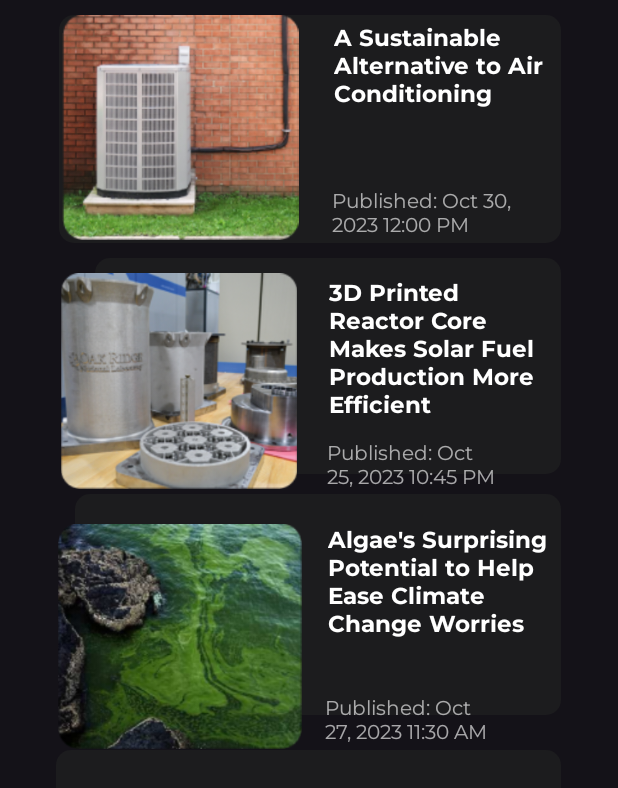
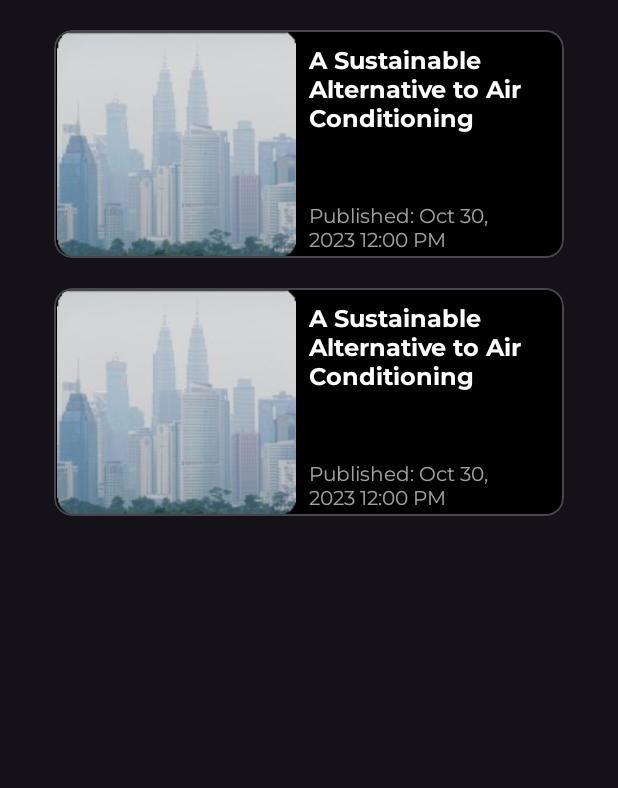
Before and after one commit to gitrhs/AirMY, an Android app: the fragment NewsPage2Fragment shown on its own in the app's theme, on a phone screen of 412 x 824 dp. Shown: the top 788 px of the screen. Run offline under Robolectric (Android 15) with nearby library versions, the phone set to English and light mode, and no system bars; network calls fail.

Commit message:
fixed news UI

```diff
--- a/app/src/main/java/Fragments/NewsPage2Fragment.java
+++ b/app/src/main/java/Fragments/NewsPage2Fragment.java
@@ -1,28 +1,20 @@
 package Fragments;
 
 import android.os.Bundle;
-
 import androidx.fragment.app.Fragment;
-
 import android.view.LayoutInflater;
 import android.view.View;
 import android.view.ViewGroup;
-
 import com.example.airmy.R;
-
-/**
- * A simple {@link Fragment} subclass.
- * Use the {@link NewsPage2Fragment#newInstance} factory method to
- * create an instance of this fragment.
- */
+import com.google.android.material.card.MaterialCardView;
+import android.app.AlertDialog;
+import android.content.DialogInterface;
+import com.example.airmy.CustomPopupDialog;
 public class NewsPage2Fragment extends Fragment {
 
-    // TODO: Rename parameter arguments, choose names that match
-    // the fragment initialization parameters, e.g. ARG_ITEM_NUMBER
     private static final String ARG_PARAM1 = "param1";
     private static final String ARG_PARAM2 = "param2";
 
-    // TODO: Rename and change types of parameters
     private String mParam1;
     private String mParam2;
 
@@ -30,14 +22,6 @@ public class NewsPage2Fragment extends Fragment {
         // Required empty public constructor
     }
 
-    /**
-     * Use this factory method to create a new instance of
-     * this fragment using the provided parameters.
-     *
-     * @param param1 Parameter 1.
-     * @param param2 Parameter 2.
-     * @return A new instance of fragment NewsPage2Fragment.
-     */
     // TODO: Rename and change types and number of parameters
     public static NewsPage2Fragment newInstance(String param1, String param2) {
         NewsPage2Fragment fragment = new NewsPage2Fragment();
@@ -51,6 +35,7 @@ public class NewsPage2Fragment extends Fragment {
     @Override
     public void onCreate(Bundle savedInstanceState) {
         super.onCreate(savedInstanceState);
+
         if (getArguments() != null) {
             mParam1 = getArguments().getString(ARG_PARAM1);
             mParam2 = getArguments().getString(ARG_PARAM2);
@@ -61,6 +46,35 @@ public class NewsPage2Fragment extends Fragment {
     public View onCreateView(LayoutInflater inflater, ViewGroup container,
                              Bundle savedInstanceState) {
         // Inflate the layout for this fragment
-        return inflater.inflate(R.layout.fragment_news_page2, container, false);
+        View view = inflater.inflate(R.layout.fragment_news_page2, container, false);
+
+        // Find the MaterialCardViews by ID
+        MaterialCardView cardView1 = view.findViewById(R.id.view_news1);
+        MaterialCardView cardView2 = view.findViewById(R.id.view_news2);
+
+        // Set click listeners for the MaterialCardViews
+        cardView1.setOnClickListener(new View.OnClickListener() {
+            @Override
+            public void onClick(View v) {
+                // Show the modal popup with content for news 1
+                showPopup("A Suistainable Alternative to Air Conditioning");
+            }
+        });
+
+        cardView2.setOnClickListener(new View.OnClickListener() {
+            @Override
+            public void onClick(View v) {
+                // Show the modal popup with content for news 2
+                showPopup("This is news 2");
+            }
+        });
+
+        return view;
+    }
+
+    private void showPopup(String title) {
+        CustomPopupDialog customPopupDialog = new CustomPopupDialog(requireContext());
+        customPopupDialog.setTitle(title); // Set the dynamic content
+        customPopupDialog.show();
     }
 }
--- a/app/src/main/res/layout/fragment_news_page2.xml
+++ b/app/src/main/res/layout/fragment_news_page2.xml
@@ -8,289 +8,132 @@
     <FrameLayout
         android:layout_width="match_parent"
         android:layout_height="match_parent"
-        tools:context="Fragments.NewsPage2Fragment">
+        tools:context="Fragments.NewsPage1Fragment">
 
-    <RelativeLayout
+        <LinearLayout
             android:layout_width="match_parent"
-        android:layout_height="match_parent">
+            android:layout_height="match_parent"
+            android:orientation="vertical">
 
-<!--    <ImageView-->
-<!--        android:id="@+id/iv_user_profile2"-->
-<!--        android:layout_width="41dp"-->
-<!--        android:layout_height="38dp"-->
-<!--        android:layout_alignParentEnd="true"-->
-<!--        android:layout_alignParentBottom="true"-->
-<!--        android:layout_marginEnd="55dp"-->
-<!--        android:layout_marginBottom="12dp"-->
-<!--        app:srcCompat="@drawable/ic_user_profile" />-->
-
-<!--    <View-->
-<!--        android:id="@+id/view_latest"-->
-<!--        android:layout_width="142dp"-->
-<!--        android:layout_height="27dp"-->
-<!--        android:layout_alignParentTop="true"-->
-<!--        android:layout_alignParentEnd="true"-->
-<!--        android:layout_marginTop="99dp"-->
-<!--        android:layout_marginEnd="198dp"-->
-<!--        android:background="@drawable/bg_latest_dark" />-->
-
-<!--    <View-->
-<!--        android:id="@+id/view_topthisweek"-->
-<!--        android:layout_width="142dp"-->
-<!--        android:layout_height="27dp"-->
-<!--        android:layout_alignParentTop="true"-->
-<!--        android:layout_alignParentEnd="true"-->
-<!--        android:layout_marginTop="99dp"-->
-<!--        android:layout_marginEnd="56dp"-->
-<!--        android:background="@drawable/bg_topthisweek_light"></View>-->
-
-<!--    <TextView-->
-<!--        android:id="@+id/tv_news"-->
-<!--        android:layout_width="wrap_content"-->
-<!--        android:layout_height="wrap_content"-->
-<!--        android:layout_alignParentStart="true"-->
-<!--        android:layout_alignParentTop="true"-->
-<!--        android:layout_alignParentEnd="true"-->
-<!--        android:layout_marginStart="157dp"-->
-<!--        android:layout_marginTop="30dp"-->
-<!--        android:layout_marginEnd="150dp"-->
-<!--        android:fontFamily="@font/montserrat_bold"-->
-<!--        android:text="News"-->
-<!--        android:textColor="#FFFFFF"-->
-<!--        android:textSize="34sp"-->
-<!--        android:textStyle="bold" />-->
-
-<!--    <TextView-->
-<!--        android:id="@+id/tv_topthisweek"-->
-<!--        android:layout_width="wrap_content"-->
-<!--        android:layout_height="wrap_content"-->
-<!--        android:layout_alignParentTop="true"-->
-<!--        android:layout_alignParentEnd="true"-->
-<!--        android:layout_marginTop="101dp"-->
-<!--        android:layout_marginEnd="70dp"-->
-<!--        android:fontFamily="@font/montserrat"-->
-<!--        android:text="TOP THIS WEEK"-->
-<!--        android:textColor="#FFFFFF" />-->
-
-<!--    <TextView-->
-<!--        android:id="@+id/tv_latest"-->
-<!--        android:layout_width="wrap_content"-->
-<!--        android:layout_height="wrap_content"-->
-<!--        android:layout_alignParentTop="true"-->
-<!--        android:layout_alignParentEnd="true"-->
-<!--        android:layout_marginTop="101dp"-->
-<!--        android:layout_marginEnd="241dp"-->
-<!--        android:fontFamily="@font/montserrat"-->
-<!--        android:text="LATEST"-->
-<!--        android:textColor="#FFFFFF" />-->
-
-    <View
+            <com.google.android.material.card.MaterialCardView
                 android:id="@+id/view_news1"
                 android:layout_width="340dp"
                 android:layout_height="152dp"
+                android:layout_gravity="center"
+                android:layout_marginTop="20dp"
+                app:cardBackgroundColor="@color/black">
+                <ImageView
+                    android:id="@+id/iv_news1"
+                    android:layout_width="163dp"
+                    android:layout_height="match_parent"
                     android:layout_alignParentStart="true"
                     android:layout_alignParentTop="true"
-        android:layout_alignParentEnd="true"
-        android:layout_marginStart="39dp"
-        android:layout_marginEnd="38dp"
+                    app:srcCompat="@drawable/news1_pic" />
+                <TextView
+                    android:id="@+id/tv_news1_title"
+                    android:layout_width="165dp"
+                    android:layout_height="wrap_content"
+                    android:layout_alignParentTop="true"
+                    android:layout_marginLeft="170dp"
                     android:layout_marginTop="10dp"
-        android:background="@drawable/bg_firstnews" />
-
+                    android:fontFamily="@font/montserrat_bold"
+                    android:text="A Sustainable Alternative to Air Conditioning"
+                    android:textColor="#FFFFFF"
+                    android:textSize="16sp"
+                    android:textStyle="bold"/>
                 <TextView
                     android:id="@+id/tv_news1_publish"
                     android:layout_width="119dp"
                     android:layout_height="wrap_content"
                     android:layout_alignParentTop="true"
-            android:layout_marginStart="16dp"
-            android:layout_marginTop="125dp"
+                    android:layout_marginStart="170dp"
+                    android:layout_marginTop="115dp"
                     android:layout_toEndOf="@+id/imageView2"
                     android:fontFamily="@font/montserrat"
                     android:text="Published: Oct 30, 2023 12:00 PM"
+                    android:textColor="#A1FFFFFF"
+                    android:textSize="13sp" />
+            </com.google.android.material.card.MaterialCardView>
+            <com.google.android.material.card.MaterialCardView
+                android:id="@+id/view_news2"
+                android:layout_width="340dp"
+                android:layout_height="152dp"
+                android:layout_gravity="center"
+                android:layout_marginTop="20dp"
+                app:cardBackgroundColor="@color/black">
+                <ImageView
+                    android:id="@+id/iv_news2"
+                    android:layout_width="163dp"
+                    android:layout_height="match_parent"
+                    android:layout_alignParentStart="true"
+                    android:layout_alignParentTop="true"
+                    app:srcCompat="@drawable/news1_pic" />
+                <TextView
+                    android:id="@+id/tv_news2_title"
+                    android:layout_width="165dp"
+                    android:layout_height="wrap_content"
+                    android:layout_alignParentTop="true"
+                    android:layout_marginLeft="170dp"
+                    android:layout_marginTop="10dp"
+                    android:fontFamily="@font/montserrat_bold"
+                    android:text="A Sustainable Alternative to Air Conditioning"
+                    android:textColor="#FFFFFF"
+                    android:textSize="16sp"
+                    android:textStyle="bold"/>
+                <TextView
+                    android:id="@+id/tv_news2_publish"
+                    android:layout_width="119dp"
+                    android:layout_height="wrap_content"
+                    android:layout_alignParentTop="true"
+                    android:layout_marginStart="170dp"
+                    android:layout_marginTop="115dp"
+                    android:layout_toEndOf="@+id/imageView2"
+                    android:fontFamily="@font/montserrat"
+                    android:text="Published: Oct 30, 2023 12:00 PM"
+                    android:textColor="#A1FFFFFF"
+                    android:textSize="13sp" />
+            </com.google.android.material.card.MaterialCardView>
+            <!--
+                    <TextView
+                        android:id="@+id/tv_news1_publish"
+                        android:layout_width="119dp"
+                        android:layout_height="wrap_content"
+                        android:layout_alignParentTop="true"
+                        android:layout_marginStart="19dp"
+                        android:layout_marginTop="110dp"
+                        android:layout_toEndOf="@+id/iv_news1"
+                        android:fontFamily="@font/montserrat"
+                        android:text="Published: Nov 2, 2023 12:48 PM"
                         android:textColor="#A1FFFFFF"
                         android:textSize="13sp" />
 
                     <TextView
                         android:id="@+id/tv_news1_title"
                         android:layout_width="151dp"
-            android:layout_height="112dp"
+                        android:layout_height="91dp"
                         android:layout_alignParentTop="true"
-            android:layout_marginStart="17dp"
+                        android:layout_marginStart="19dp"
                         android:layout_marginTop="15dp"
-            android:layout_toEndOf="@+id/imageView2"
+                        android:layout_toEndOf="@+id/iv_news1"
                         android:fontFamily="@font/montserrat_bold"
-            android:text="A Sustainable Alternative to Air Conditioning"
+                        android:text="Unhealthy Air Quality Recorded in 14 Areas As of Today"
                         android:textColor="#FFFFFF"
                         android:textSize="15sp" />
 
-        <View
-        android:id="@+id/view_news2"
-        android:layout_width="wrap_content"
-        android:layout_height="144dp"
-        android:layout_alignParentStart="true"
-        android:layout_alignParentTop="true"
-        android:layout_alignParentEnd="true"
-        android:layout_marginStart="63dp"
-        android:layout_marginTop="172dp"
-        android:layout_marginEnd="38dp"
-        android:background="@drawable/bg_firstnews" />
 
-    <View
-        android:id="@+id/view_news3"
-        android:layout_width="335dp"
-        android:layout_height="147dp"
-        android:layout_alignParentStart="true"
-        android:layout_alignParentTop="true"
-        android:layout_alignParentEnd="true"
-        android:layout_marginStart="50dp"
-        android:layout_marginTop="329dp"
-        android:layout_marginEnd="38dp"
-        android:background="@drawable/bg_firstnews" />
-
-    <View
-        android:id="@+id/view_emailaddress"
-        android:layout_width="334dp"
-        android:layout_height="45dp"
-        android:layout_alignParentStart="true"
-        android:layout_alignParentTop="true"
-        android:layout_alignParentEnd="true"
-        android:layout_marginStart="37dp"
-        android:layout_marginTop="500dp"
-        android:layout_marginEnd="38dp"
-        android:background="@drawable/bg_firstnews" />
-
-        <!--    <ImageView-->
-<!--        android:id="@+id/iv_home"-->
-<!--        android:layout_width="45dp"-->
-<!--        android:layout_height="43dp"-->
-<!--        android:layout_alignParentEnd="true"-->
-<!--        android:layout_alignParentBottom="true"-->
-<!--        android:layout_marginEnd="310dp"-->
-<!--        android:layout_marginBottom="9dp"-->
-<!--        app:srcCompat="@drawable/ic_homepage" />-->
-
-<!--    <ImageView-->
-<!--        android:id="@+id/iv_bookicon"-->
-<!--        android:layout_width="41dp"-->
-<!--        android:layout_height="40dp"-->
-<!--        android:layout_alignParentEnd="true"-->
-<!--        android:layout_alignParentBottom="true"-->
-<!--        android:layout_marginEnd="183dp"-->
-<!--        android:layout_marginBottom="11dp"-->
-<!--        app:srcCompat="@drawable/ic_menubook" />-->
 
                     <ImageView
-        android:id="@+id/imageView2"
-        android:layout_width="170dp"
-        android:layout_height="150dp"
+                        android:id="@+id/iv_news1"
+                        android:layout_width="163dp"
+                        android:layout_height="154dp"
                         android:layout_alignParentStart="true"
                         android:layout_alignParentTop="true"
                         android:layout_marginStart="35dp"
                         android:layout_marginTop="10dp"
-        app:srcCompat="@drawable/news4_pic" />
 
-        <TextView
-            android:id="@+id/tv_news2_title"
-            android:layout_width="144dp"
-            android:layout_height="107dp"
-            android:layout_alignParentTop="true"
-            android:layout_marginStart="16dp"
-            android:layout_marginTop="185dp"
-            android:layout_toEndOf="@+id/imageView3"
-            android:fontFamily="@font/montserrat_bold"
-            android:text="3D Printed Reactor Core Makes Solar Fuel Production More Efficient"
-            android:textColor="#FFFFFF"
-            android:textSize="15sp" />
-
-        <TextView
-            android:id="@+id/tv_news3_title"
-            android:layout_width="152dp"
-            android:layout_height="103dp"
-            android:layout_alignParentTop="true"
-            android:layout_marginStart="16dp"
-            android:layout_marginTop="350dp"
-            android:layout_toEndOf="@+id/imageView4"
-            android:fontFamily="@font/montserrat_bold"
-            android:text="Algae's Surprising Potential to Help Ease Climate Change Worries"
-            android:textColor="#FFFFFF"
-            android:textSize="15sp" />
-
-        <TextView
-            android:id="@+id/tv_news2_publish"
-            android:layout_width="116dp"
-            android:layout_height="wrap_content"
-            android:layout_alignParentTop="true"
-            android:layout_marginStart="13dp"
-            android:layout_marginTop="463dp"
-            android:layout_toEndOf="@+id/imageView3"
-            android:fontFamily="@font/montserrat"
-            android:text="Published: Oct 27, 2023 11:30 AM"
-            android:textColor="#A1FFFFFF"
-            android:textSize="13sp" />
-
-        <TextView
-            android:id="@+id/tv_news3_publish"
-            android:layout_width="116dp"
-            android:layout_height="wrap_content"
-            android:layout_alignParentTop="true"
-            android:layout_marginStart="15dp"
-            android:layout_marginTop="293dp"
-            android:layout_toEndOf="@+id/imageView4"
-            android:fontFamily="@font/montserrat"
-            android:text="Published: Oct 25, 2023 10:45 PM"
-            android:textColor="#A1FFFFFF"
-            android:textSize="13sp" />
-
-        <ImageView
-        android:id="@+id/imageView3"
-        android:layout_width="164dp"
-        android:layout_height="144dp"
-        android:layout_alignParentStart="true"
-        android:layout_below="@+id/imageView2"
-        android:layout_marginStart="37dp"
-        android:layout_marginTop="22dp"
-        android:layout_marginEnd="2dp"
-        app:srcCompat="@drawable/news5_pic" />
-
-    <ImageView
-        android:id="@+id/imageView4"
-        android:layout_width="165dp"
-        android:layout_height="150dp"
-        android:layout_alignBottom="@+id/imageView3"
-        android:layout_alignParentStart="true"
-        android:layout_marginStart="37dp"
-        android:layout_marginBottom="-173dp"
-
-        app:srcCompat="@drawable/news6_pic" />
-    </RelativeLayout>
-
-<!--    <LinearLayout-->
-<!--        android:layout_width="match_parent"-->
-<!--        android:layout_height="match_parent"-->
-<!--        android:orientation="vertical">-->
-
-        <!--    jap lagi tgk
-        <androidx.appcompat.widget.Toolbar
-            android:id="@+id/TBMainAct"
-            android:layout_width="match_parent"
-            android:layout_height="wrap_content"
-            android:background="?attr/colorPrimary"
-            android:minHeight="?attr/actionBarSize"/>   -->
-
-<!--        <androidx.fragment.app.FragmentContainerView-->
-<!--            android:id="@+id/NHFMain"-->
-<!--            android:name="androidx.navigation.fragment.NavHostFragment"-->
-<!--            android:layout_width="match_parent"-->
-<!--            android:layout_height="0dp"-->
-<!--            android:layout_weight="1"-->
-<!--            app:defaultNavHost="true"-->
-<!--            app:navGraph="@navigation/nav_airmy"/>-->
-
-<!--        <com.google.android.material.bottomnavigation.BottomNavigationView-->
-<!--            android:id="@+id/bottom_nav_view"-->
-<!--            android:layout_width="match_parent"-->
-<!--            android:layout_height="wrap_content"-->
-<!--            app:menu="@menu/bottom_menu"/>-->
-<!--    </LinearLayout>-->
+                        app:srcCompat="@drawable/news1_pic" />
+            -->
+        </LinearLayout>
 
     </FrameLayout>
 </ScrollView>
```
Lines whose indentation alone changed are shown as unchanged.
